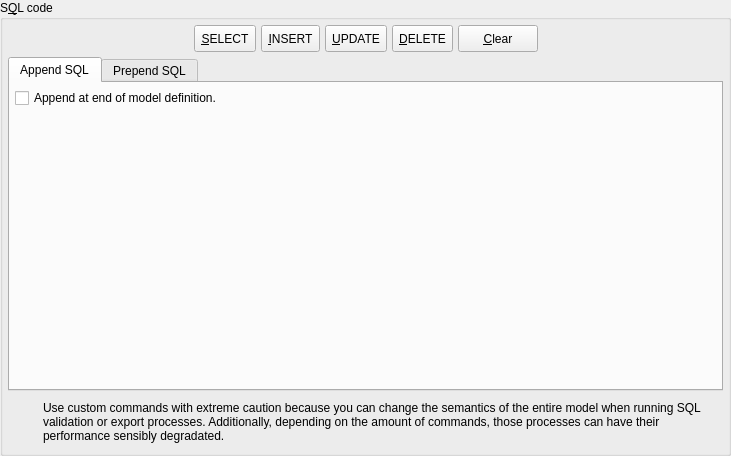
Old version of the form libs/libgui/ui/widgets/customsqlwidget.ui in the repository arichiardi/pgmodeler.
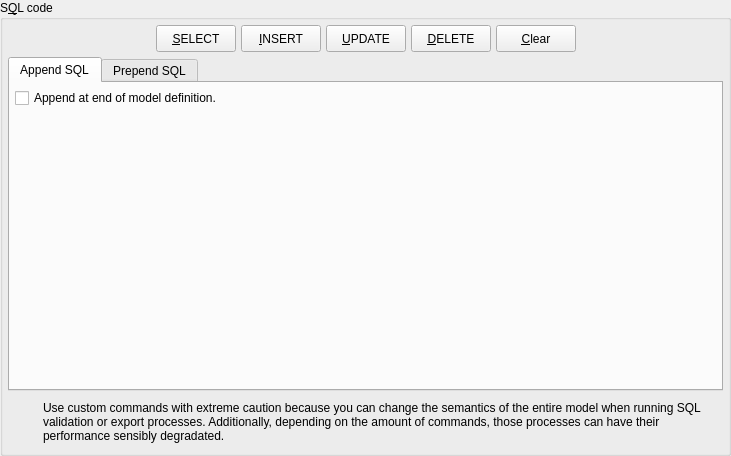
New version of the form. Icons and pictures are not drawn.

Commit message: Finished the conversion of QToolButtons to QPushButton

```diff
--- a/libs/libgui/ui/widgets/customsqlwidget.ui
+++ b/libs/libgui/ui/widgets/customsqlwidget.ui
@@ -81,7 +81,7 @@
          </spacer>
         </item>
         <item>
-         <widget class="QToolButton" name="select_tb">
+         <widget class="QPushButton" name="select_btn">
           <property name="sizePolicy">
            <sizepolicy hsizetype="Preferred" vsizetype="Preferred">
             <horstretch>0</horstretch>
@@ -115,16 +115,10 @@
             <height>25</height>
            </size>
           </property>
-          <property name="popupMode">
-           <enum>QToolButton::ToolButtonPopupMode::InstantPopup</enum>
-          </property>
-          <property name="toolButtonStyle">
-           <enum>Qt::ToolButtonStyle::ToolButtonTextBesideIcon</enum>
-          </property>
          </widget>
         </item>
         <item>
-         <widget class="QToolButton" name="insert_tb">
+         <widget class="QPushButton" name="insert_btn">
           <property name="sizePolicy">
            <sizepolicy hsizetype="Preferred" vsizetype="Preferred">
             <horstretch>0</horstretch>
@@ -158,16 +152,10 @@
             <height>25</height>
            </size>
           </property>
-          <property name="popupMode">
-           <enum>QToolButton::ToolButtonPopupMode::InstantPopup</enum>
-          </property>
-          <property name="toolButtonStyle">
-           <enum>Qt::ToolButtonStyle::ToolButtonTextBesideIcon</enum>
-          </property>
          </widget>
         </item>
         <item>
-         <widget class="QToolButton" name="update_tb">
+         <widget class="QPushButton" name="update_btn">
           <property name="sizePolicy">
            <sizepolicy hsizetype="Preferred" vsizetype="Preferred">
             <horstretch>0</horstretch>
@@ -201,16 +189,10 @@
             <height>25</height>
            </size>
           </property>
-          <property name="popupMode">
-           <enum>QToolButton::ToolButtonPopupMode::InstantPopup</enum>
-          </property>
-          <property name="toolButtonStyle">
-           <enum>Qt::ToolButtonStyle::ToolButtonTextBesideIcon</enum>
-          </property>
          </widget>
         </item>
         <item>
-         <widget class="QToolButton" name="delete_tb">
+         <widget class="QPushButton" name="delete_btn">
           <property name="sizePolicy">
            <sizepolicy hsizetype="Preferred" vsizetype="Preferred">
             <horstretch>0</horstretch>
@@ -244,12 +226,6 @@
             <height>25</height>
            </size>
           </property>
-          <property name="popupMode">
-           <enum>QToolButton::ToolButtonPopupMode::InstantPopup</enum>
-          </property>
-          <property name="toolButtonStyle">
-           <enum>Qt::ToolButtonStyle::ToolButtonTextBesideIcon</enum>
-          </property>
          </widget>
         </item>
         <item>
```
Left out of the diff: 12 changed lines with no effect on the pictures. The commit also changes 26 other files.
